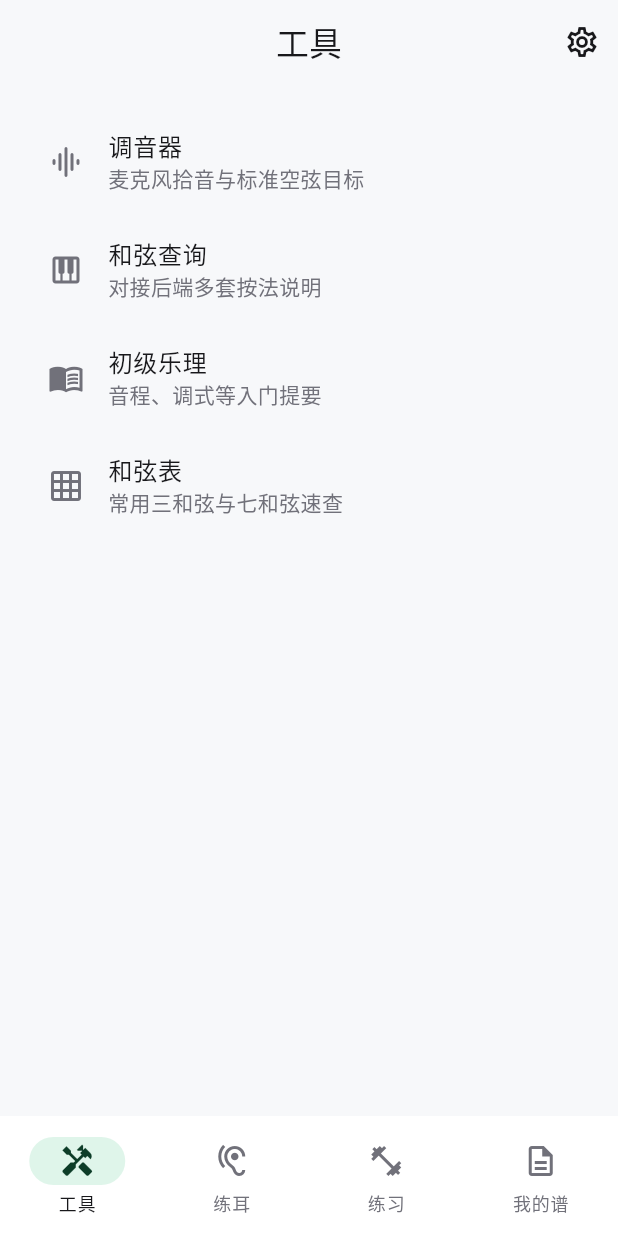
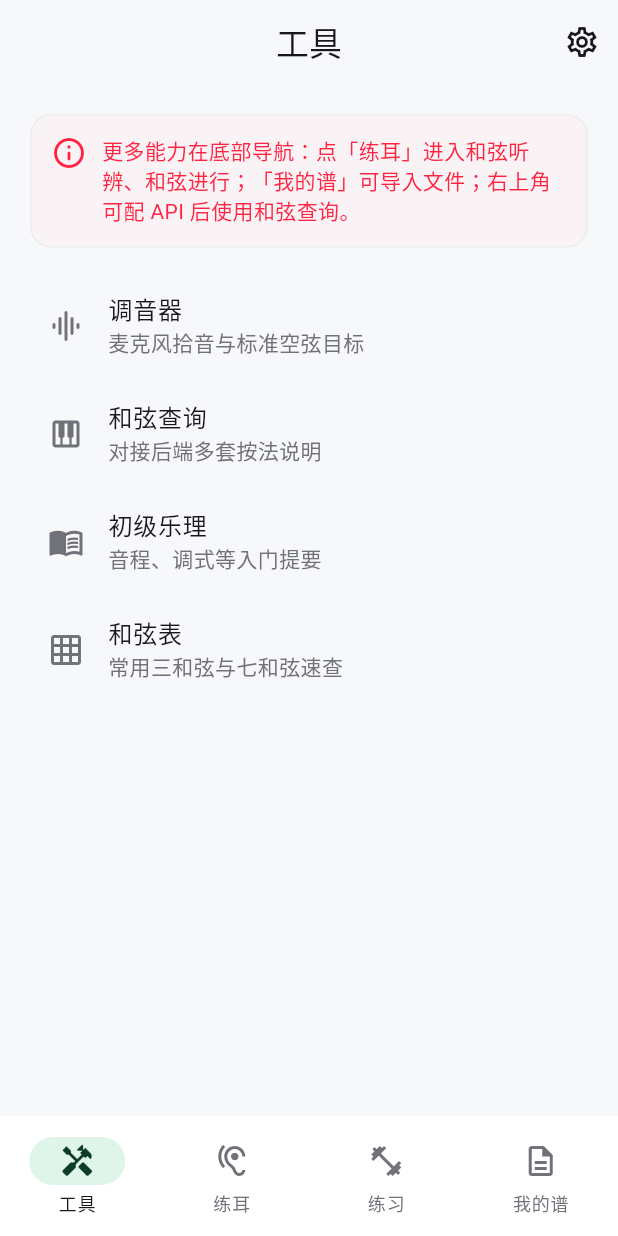
Before and after one commit to JamCode/guitar-ai-coach, a Flutter app: the screen it shows after launch, on a phone screen of 412 x 824 dp. Run offline on Flutter 3.47's test engine with Material 3 defaults, Android fonts, the phone set to English and light mode, and no system bars; our stand-ins replace file_picker, shared_preferences; missing offline and left inert: audio_session, flutter_soloud, record.

Commit message:
ux(flutter): 工具页提示底栏练耳与和弦查询入口
Made-with: Cursor

```diff
--- a/flutter_app/lib/tools/tools_screen.dart
+++ b/flutter_app/lib/tools/tools_screen.dart
@@ -11,9 +11,33 @@ class ToolsScreen extends StatelessWidget {
 
   @override
   Widget build(BuildContext context) {
+    final scheme = Theme.of(context).colorScheme;
     return ListView(
       padding: const EdgeInsets.all(16),
       children: [
+        Card(
+          color: scheme.primaryContainer.withValues(alpha: 0.35),
+          child: Padding(
+            padding: const EdgeInsets.all(14),
+            child: Row(
+              crossAxisAlignment: CrossAxisAlignment.start,
+              children: [
+                Icon(Icons.info_outline_rounded, color: scheme.primary),
+                const SizedBox(width: 10),
+                Expanded(
+                  child: Text(
+                    '更多能力在底部导航：点「练耳」进入和弦听辨、和弦进行；'
+                    '「我的谱」可导入文件；右上角可配 API 后使用和弦查询。',
+                    style: Theme.of(context).textTheme.bodyMedium?.copyWith(
+                          color: scheme.onPrimaryContainer,
+                        ),
+                  ),
+                ),
+              ],
+            ),
+          ),
+        ),
+        const SizedBox(height: 12),
         ListTile(
           leading: const Icon(Icons.graphic_eq_rounded),
           title: const Text('调音器'),
```
